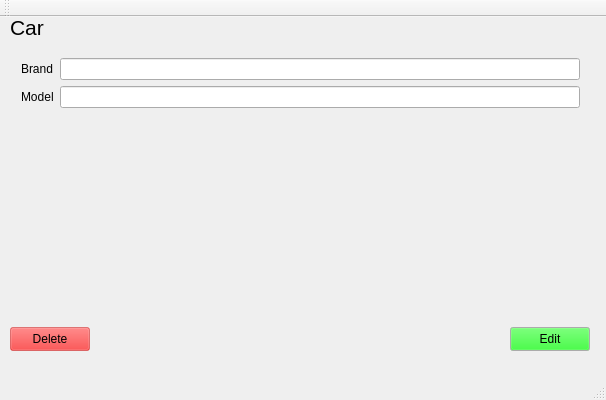
Before: the Qt Designer form CarView.ui in bwalczyk1/CarFleet, drawn with Qt 5.
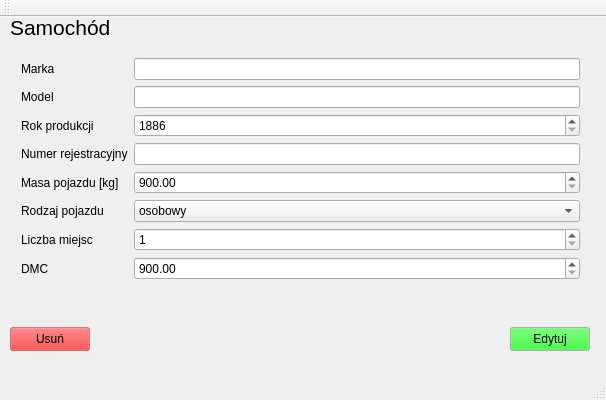
After: the same form once the commit is applied.

What changed in the file:
```diff
--- a/CarView.ui
+++ b/CarView.ui
@@ -19,7 +19,7 @@
      <rect>
       <x>10</x>
       <y>0</y>
-      <width>91</width>
+      <width>101</width>
       <height>21</height>
      </rect>
     </property>
@@ -29,7 +29,7 @@
      </font>
     </property>
     <property name="text">
-     <string>Car</string>
+     <string>Samochód</string>
     </property>
    </widget>
    <widget class="QWidget" name="formLayoutWidget">
@@ -51,7 +51,7 @@
         </size>
        </property>
        <property name="text">
-        <string>Brand</string>
+        <string>Marka</string>
        </property>
       </widget>
      </item>
@@ -68,6 +68,105 @@
      <item row="1" column="1">
       <widget class="QLineEdit" name="modelLineEdit"/>
      </item>
+     <item row="2" column="0">
+      <widget class="QLabel" name="yearLabel">
+       <property name="text">
+        <string>Rok produkcji</string>
+       </property>
+      </widget>
+     </item>
+     <item row="2" column="1">
+      <widget class="QSpinBox" name="yearSpinBox">
+       <property name="minimum">
+        <number>1886</number>
+       </property>
+       <property name="maximum">
+        <number>2024</number>
+       </property>
+      </widget>
+     </item>
+     <item row="3" column="0">
+      <widget class="QLabel" name="licenceNumberLabel">
+       <property name="text">
+        <string>Numer rejestracyjny</string>
+       </property>
+      </widget>
+     </item>
+     <item row="3" column="1">
+      <widget class="QLineEdit" name="licenceNumberLineEdit"/>
+     </item>
+     <item row="4" column="0">
+      <widget class="QLabel" name="massLabel">
+       <property name="text">
+        <string>Masa pojazdu [kg]</string>
+       </property>
+      </widget>
+     </item>
+     <item row="4" column="1">
+      <widget class="QDoubleSpinBox" name="massDoubleSpinBox">
+       <property name="minimum">
+        <double>900.000000000000000</double>
+       </property>
+       <property name="maximum">
+        <double>12000.000000000000000</double>
+       </property>
+      </widget>
+     </item>
+     <item row="5" column="0">
+      <widget class="QLabel" name="typeLabel">
+       <property name="text">
+        <string>Rodzaj pojazdu</string>
+       </property>
+      </widget>
+     </item>
+     <item row="5" column="1">
+      <widget class="QComboBox" name="typeComboBox">
+       <item>
+        <property name="text">
+         <string>osobowy</string>
+        </property>
+       </item>
+       <item>
+        <property name="text">
+         <string>dostawczy</string>
+        </property>
+       </item>
+      </widget>
+     </item>
+     <item row="6" column="0">
+      <widget class="QLabel" name="seatsLabel">
+       <property name="text">
+        <string>Liczba miejsc</string>
+       </property>
+      </widget>
+     </item>
+     <item row="6" column="1">
+      <widget class="QSpinBox" name="seatsSpinBox">
+       <property name="minimum">
+        <number>1</number>
+       </property>
+       <property name="maximum">
+        <number>100</number>
+       </property>
+      </widget>
+     </item>
+     <item row="7" column="0">
+      <widget class="QLabel" name="maxMassLabel">
+       <property name="text">
+        <string>DMC</string>
+       </property>
+      </widget>
+     </item>
+     <item row="7" column="1">
+      <widget class="QDoubleSpinBox" name="maxMassDoubleSpinBox">
+       <property name="minimum">
+        <double>900.000000000000000</double>
+       </property>
+       <property name="maximum">
+        <double>20000.000000000000000</double>
+       </property>
+      </widget>
+     </item>
     </layout>
    </widget>
    <widget class="QPushButton" name="deleteButton">
@@ -549,7 +648,7 @@
      </palette>
     </property>
     <property name="text">
-     <string>Delete</string>
+     <string>Usuń</string>
     </property>
    </widget>
    <widget class="QPushButton" name="editButton">
@@ -599,7 +698,7 @@
      </palette>
     </property>
     <property name="text">
-     <string>Edit</string>
+     <string>Edytuj</string>
     </property>
    </widget>
   </widget>
```
